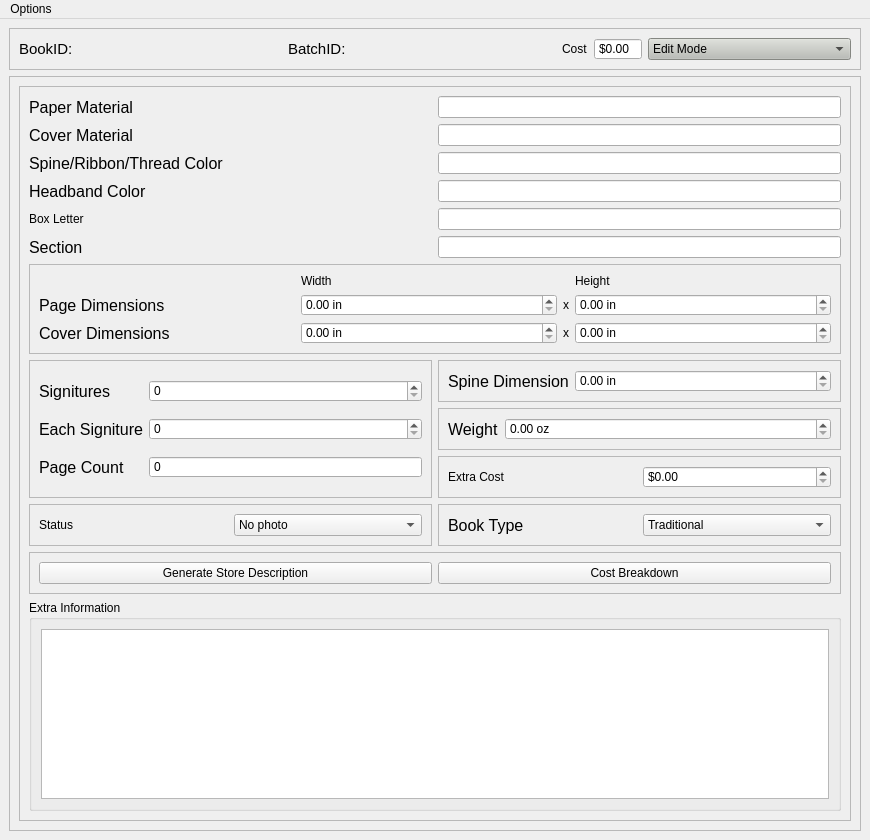
Above: ui/mainwindow.ui from farinc/book-tracker-python before the change. Below: the same form after it.
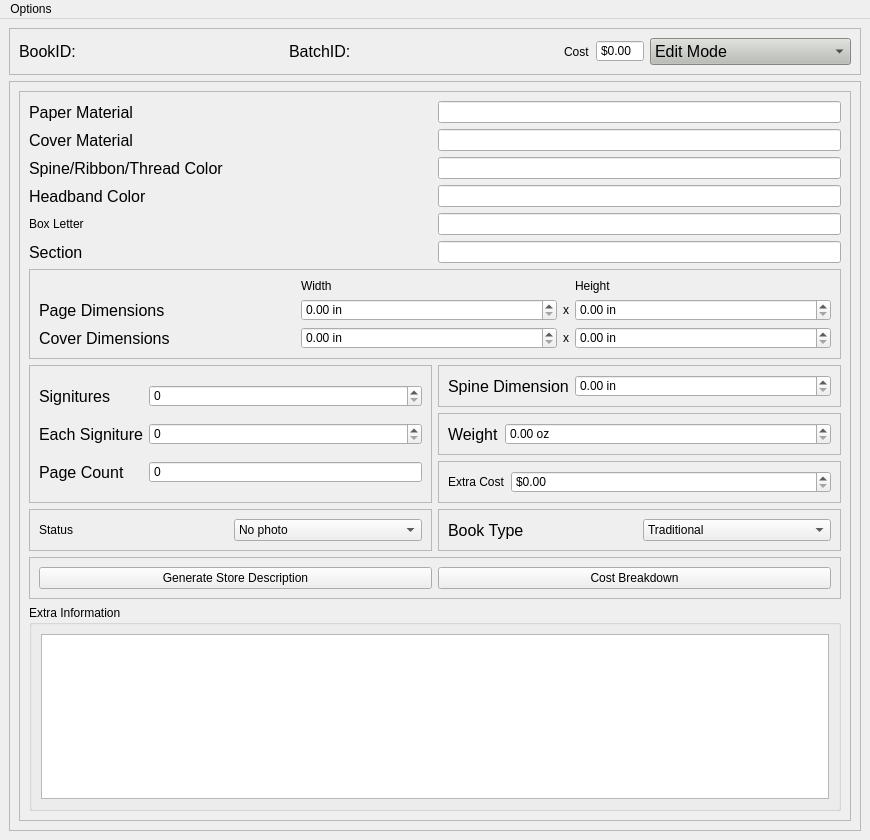
That is the form after the change.

Commit message: made Arial the main font and excluded the dist and build in dev

Diff of the .ui file:
```diff
--- a/ui/mainwindow.ui
+++ b/ui/mainwindow.ui
@@ -18,7 +18,7 @@
   </property>
   <property name="styleSheet">
    <string notr="true">#centralwidget {
-	padding: 10px;
+	color: rgb(239, 41, 41);
 }</string>
   </property>
   <property name="documentMode">
@@ -26,9 +26,8 @@
   </property>
   <widget class="QWidget" name="centralwidget">
    <property name="styleSheet">
-    <string notr="true">#centralwidget {
-	padding: 10px;
-	margin: 10px;
+    <string notr="true">* {
+	font: 12pt &quot;Arial&quot;
 }</string>
    </property>
    <layout class="QVBoxLayout" name="verticalLayout">
@@ -57,7 +56,11 @@
          </property>
          <property name="font">
           <font>
-           <pointsize>11</pointsize>
+           <family>Arial</family>
+           <pointsize>12</pointsize>
+           <weight>50</weight>
+           <italic>false</italic>
+           <bold>false</bold>
           </font>
          </property>
          <property name="text">
@@ -68,27 +71,13 @@
        <item>
         <widget class="QLabel" name="labelBookID">
          <property name="sizePolicy">
-          <sizepolicy hsizetype="MinimumExpanding" vsizetype="Minimum">
+          <sizepolicy hsizetype="MinimumExpanding" vsizetype="Preferred">
            <horstretch>0</horstretch>
            <verstretch>0</verstretch>
           </sizepolicy>
          </property>
-         <property name="font">
-          <font>
-           <family>Courier</family>
-           <pointsize>12</pointsize>
-           <weight>50</weight>
-           <italic>false</italic>
-           <bold>false</bold>
-          </font>
-         </property>
-         <property name="styleSheet">
-          <string notr="true">#labelBookID {
-	font: Courier;
-}</string>
-         </property>
          <property name="text">
-          <string> &lt;None&gt;</string>
+          <string>&lt;None&gt;</string>
          </property>
         </widget>
        </item>
@@ -102,7 +91,11 @@
          </property>
          <property name="font">
           <font>
-           <pointsize>11</pointsize>
+           <family>Arial</family>
+           <pointsize>12</pointsize>
+           <weight>50</weight>
+           <italic>false</italic>
+           <bold>false</bold>
           </font>
          </property>
          <property name="styleSheet">
@@ -116,27 +109,13 @@
        <item>
         <widget class="QLabel" name="labelBatchID">
          <property name="sizePolicy">
-          <sizepolicy hsizetype="MinimumExpanding" vsizetype="Minimum">
+          <sizepolicy hsizetype="MinimumExpanding" vsizetype="Preferred">
            <horstretch>0</horstretch>
            <verstretch>0</verstretch>
           </sizepolicy>
          </property>
-         <property name="font">
-          <font>
-           <family>Courier</family>
-           <pointsize>12</pointsize>
-           <weight>50</weight>
-           <italic>false</italic>
-           <bold>false</bold>
-          </font>
-         </property>
-         <property name="styleSheet">
-          <string notr="true">#labelBatchID {
-	font: Courier;
-}</string>
-         </property>
          <property name="text">
-          <string> &lt;None&gt;</string>
+          <string>&lt;None&gt;</string>
          </property>
         </widget>
        </item>
@@ -169,7 +148,13 @@
           </sizepolicy>
          </property>
          <property name="font">
-          <font/>
+          <font>
+           <family>Arial</family>
+           <pointsize>12</pointsize>
+           <weight>50</weight>
+           <italic>false</italic>
+           <bold>false</bold>
+          </font>
          </property>
          <property name="styleSheet">
           <string notr="true">#comboMode {
@@ -278,7 +263,11 @@
                 </property>
                 <property name="font">
                  <font>
+                  <family>Arial</family>
                   <pointsize>12</pointsize>
+                  <weight>50</weight>
+                  <italic>false</italic>
+                  <bold>false</bold>
                  </font>
                 </property>
                 <property name="text">
@@ -318,7 +307,11 @@
                <widget class="QPlainTextEdit" name="editExtra">
                 <property name="font">
                  <font>
+                  <family>Arial</family>
                   <pointsize>12</pointsize>
+                  <weight>50</weight>
+                  <italic>false</italic>
+                  <bold>false</bold>
                  </font>
                 </property>
                </widget>
@@ -350,6 +343,12 @@
               </item>
               <item row="0" column="1">
                <widget class="QDoubleSpinBox" name="spinExtra">
+                <property name="sizePolicy">
+                 <sizepolicy hsizetype="MinimumExpanding" vsizetype="Fixed">
+                  <horstretch>0</horstretch>
+                  <verstretch>0</verstretch>
+                 </sizepolicy>
+                </property>
                 <property name="prefix">
                  <string>$</string>
                 </property>
@@ -374,7 +373,11 @@
              </property>
              <property name="font">
               <font>
+               <family>Arial</family>
                <pointsize>12</pointsize>
+               <weight>50</weight>
+               <italic>false</italic>
+               <bold>false</bold>
               </font>
              </property>
              <property name="text">
@@ -402,7 +405,11 @@
              </property>
              <property name="font">
               <font>
+               <family>Arial</family>
                <pointsize>12</pointsize>
+               <weight>50</weight>
+               <italic>false</italic>
+               <bold>false</bold>
               </font>
              </property>
              <property name="text">
@@ -430,7 +437,11 @@
              </property>
              <property name="font">
               <font>
+               <family>Arial</family>
                <pointsize>12</pointsize>
+               <weight>50</weight>
+               <italic>false</italic>
+               <bold>false</bold>
               </font>
              </property>
              <property name="text">
@@ -468,7 +479,11 @@
              </property>
              <property name="font">
               <font>
+               <family>Arial</family>
                <pointsize>12</pointsize>
+               <weight>50</weight>
+               <italic>false</italic>
+               <bold>false</bold>
               </font>
              </property>
              <property name="text">
@@ -495,7 +510,11 @@
                <widget class="QLabel" name="label_22">
                 <property name="font">
                  <font>
+                  <family>Arial</family>
                   <pointsize>12</pointsize>
+                  <weight>50</weight>
+                  <italic>false</italic>
+                  <bold>false</bold>
                  </font>
                 </property>
                 <property name="text">
@@ -575,7 +594,11 @@
                 </property>
                 <property name="font">
                  <font>
+                  <family>Arial</family>
                   <pointsize>12</pointsize>
+                  <weight>50</weight>
+                  <italic>false</italic>
+                  <bold>false</bold>
                  </font>
                 </property>
                 <property name="text">
@@ -609,7 +632,11 @@
              </property>
              <property name="font">
               <font>
+               <family>Arial</family>
                <pointsize>12</pointsize>
+               <weight>50</weight>
+               <italic>false</italic>
+               <bold>false</bold>
               </font>
              </property>
              <property name="text">
@@ -649,7 +676,11 @@
                 </property>
                 <property name="font">
                  <font>
+                  <family>Arial</family>
                   <pointsize>12</pointsize>
+                  <weight>50</weight>
+                  <italic>false</italic>
+                  <bold>false</bold>
                  </font>
                 </property>
                 <property name="text">
@@ -674,7 +705,11 @@
                 </property>
                 <property name="font">
                  <font>
+                  <family>Arial</family>
                   <pointsize>12</pointsize>
+                  <weight>50</weight>
+                  <italic>false</italic>
+                  <bold>false</bold>
                  </font>
                 </property>
                 <property name="styleSheet">
@@ -827,7 +862,11 @@
                 </property>
                 <property name="font">
                  <font>
+                  <family>Arial</family>
                   <pointsize>12</pointsize>
+                  <weight>50</weight>
+                  <italic>false</italic>
+                  <bold>false</bold>
                  </font>
                 </property>
                 <property name="text">
@@ -839,7 +878,11 @@
                <widget class="QLabel" name="label_20">
                 <property name="font">
                  <font>
+                  <family>Arial</family>
                   <pointsize>12</pointsize>
+                  <weight>50</weight>
+                  <italic>false</italic>
+                  <bold>false</bold>
                  </font>
                 </property>
                 <property name="text">
@@ -857,7 +900,11 @@
                 </property>
                 <property name="font">
                  <font>
+                  <family>Arial</family>
                   <pointsize>12</pointsize>
+                  <weight>50</weight>
+                  <italic>false</italic>
+                  <bold>false</bold>
                  </font>
                 </property>
                 <property name="text">
```
The commit also changes 3 other files.
